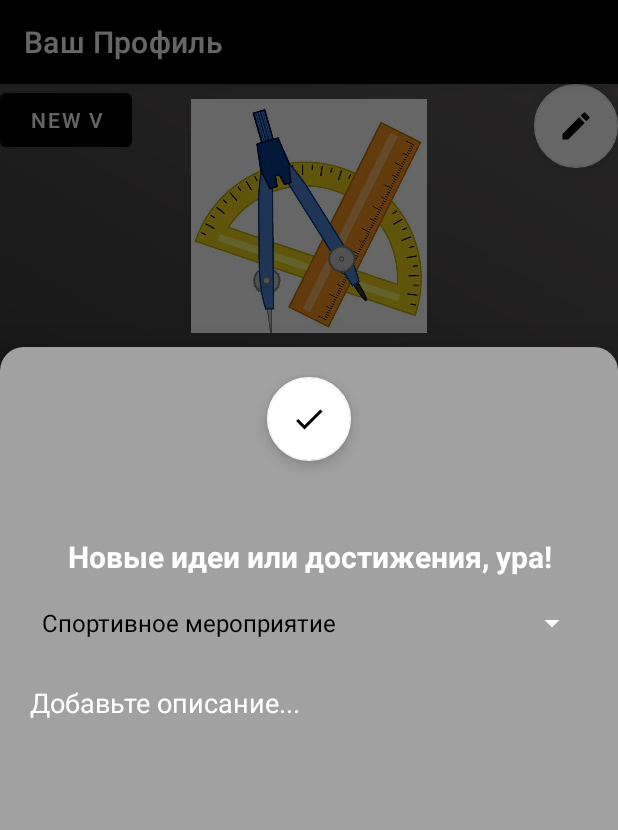
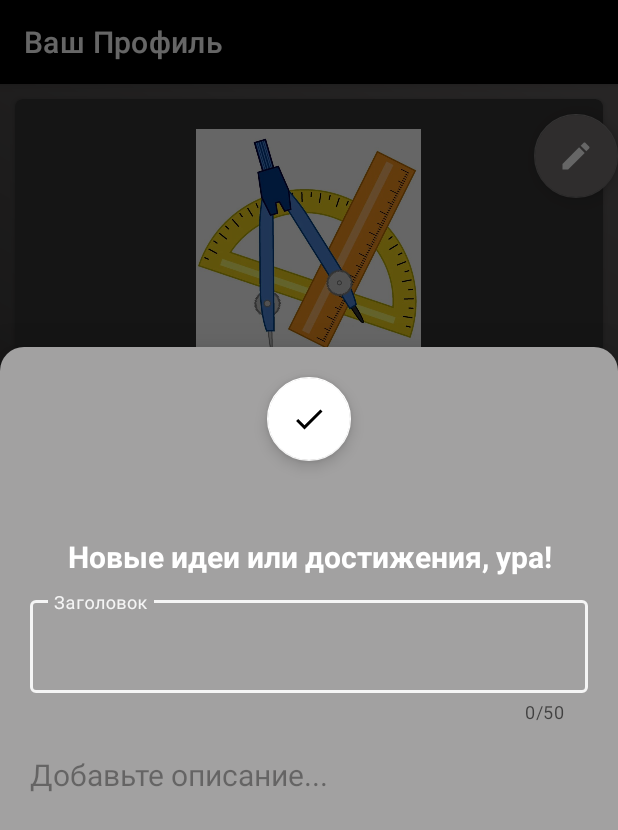
Before and after one commit to meindokuse/Messeger, an Android app: the fragment FragmentForEditEvents placed in its activity, item 2 of the bottom bar chosen, on a phone screen of 412 x 824 dp. Shown: the top 830 px of the screen. Run offline under Robolectric (Android 15) with nearby library versions, the phone set to English and light mode, and no system bars; our stand-ins replace navigation-ui; pictures from the network do not load.

Commit message:
New profile

```diff
--- a/app/src/main/java/com/example/myapplication/chats/ListOfChatsFragment.kt
+++ b/app/src/main/java/com/example/myapplication/chats/ListOfChatsFragment.kt
@@ -116,7 +116,7 @@ class ListOfChatsFragment : Fragment() {
         activity.supportActionBar?.setDisplayHomeAsUpEnabled(false)
         handler = Handler()
 
-        adapter = RvChats()
+        adapter = RvChats(requireContext())
         binding.ListChats.layoutManager = LinearLayoutManager(requireContext())
         binding.ListChats.adapter = adapter
 
--- a/app/src/main/java/com/example/myapplication/chats/RvChats.kt
+++ b/app/src/main/java/com/example/myapplication/chats/RvChats.kt
@@ -1,5 +1,6 @@
 package com.example.myapplication.chats
 
+import android.content.Context
 import android.view.ActionMode
 import android.view.LayoutInflater
 import android.view.View
@@ -16,7 +17,7 @@ import java.text.SimpleDateFormat
 import java.util.Date
 import java.util.Locale
 
-class RvChats: RecyclerView.Adapter<RvChats.ChatHolder>() {
+class RvChats(private val context: Context): RecyclerView.Adapter<RvChats.ChatHolder>() {
     val listOfChats = ArrayList<ItemChat>()
 
     val selectionChats = HashSet<Int>()
@@ -63,10 +64,11 @@ class RvChats: RecyclerView.Adapter<RvChats.ChatHolder>() {
             binding.NameWhoWtiteText.text=chat.nickname
             binding.LastMesText.text=chat.lastMes
 
-            Glide.with(binding.root.context)
+            Glide.with(context)
                 .load(chat.foto)
                 .apply(RequestOptions.bitmapTransform(CircleCrop()))
-                .into(binding.FotoWhoWrite)
+                .override(300, 300)
+            .into(binding.FotoWhoWrite)
 
             val sdf = SimpleDateFormat("dd/MM/yyyy HH:mm", Locale.getDefault())
             val formattedDate = sdf.format(Date(chat.time))
--- a/app/src/main/java/com/example/myapplication/profile/FragmentForEditEvents.kt
+++ b/app/src/main/java/com/example/myapplication/profile/FragmentForEditEvents.kt
@@ -53,26 +53,28 @@ class FragmentForEditEvents : BottomSheetDialogFragment() {
 
 
 
-        adapter = ArrayAdapter.createFromResource(requireContext(),R.array.varinats_for_events,android.R.layout.simple_spinner_item)
-        adapter.setDropDownViewResource(android.R.layout.simple_spinner_dropdown_item)
-        binding.VariantsForEvents.setAdapter(adapter)
+//        adapter = ArrayAdapter.createFromResource(requireContext(),R.array.varinats_for_events,android.R.layout.simple_spinner_item)
+//        adapter.setDropDownViewResource(android.R.layout.simple_spinner_dropdown_item)
+//        binding.VariantsForEvents.setAdapter(adapter)
+//
+//        binding.VariantsForEvents.onItemSelectedListener = object : AdapterView.OnItemSelectedListener {
+//            override fun onItemSelected(parent: AdapterView<*>?, view: View?, position: Int, id: Long) {
+//                selectedValue = parent?.getItemAtPosition(position).toString()
+//            }
+//            override fun onNothingSelected(parent: AdapterView<*>?) {
+//            }
+//        }
 
-        binding.VariantsForEvents.onItemSelectedListener = object : AdapterView.OnItemSelectedListener {
-            override fun onItemSelected(parent: AdapterView<*>?, view: View?, position: Int, id: Long) {
-                selectedValue = parent?.getItemAtPosition(position).toString()
-            }
-            override fun onNothingSelected(parent: AdapterView<*>?) {
-            }
-        }
 
 
         binding.doneButton.setOnClickListener {
             Log.d("MyLog","${DataModel.userEvents.value}")
             if(!Empty()){
+                val title = binding.titileForEvent.text.toString()
 
                 val desc = binding.DescriptionForEvent.text.toString()
                 val uniqueKey = UUID.randomUUID().toString()
-                val event = Event(uniqueKey,selectedValue,desc)
+                val event = Event(uniqueKey,title,desc)
                 DataModel.addEventToReposetory(event,1)
 
                 dismiss()
--- a/app/src/main/java/com/example/myapplication/profile/ProfileFragment.kt
+++ b/app/src/main/java/com/example/myapplication/profile/ProfileFragment.kt
@@ -11,6 +11,7 @@ import android.view.ViewGroup
 import android.view.WindowManager
 import android.widget.Toast
 import androidx.appcompat.app.AppCompatActivity
+import androidx.core.content.ContextCompat
 import androidx.fragment.app.activityViewModels
 import androidx.navigation.fragment.findNavController
 import androidx.recyclerview.widget.LinearLayoutManager
@@ -22,6 +23,7 @@ import com.example.myapplication.UniversalAdapter
 import com.example.myapplication.constanse
 import com.example.myapplication.profile.rcview.EventListAdapter
 import com.example.myapplication.databinding.FragmentBlankBinding
+import com.example.myapplication.databinding.FragmentProfileBinding
 import com.example.myapplication.elements.Event
 import com.example.myapplication.profile.rcview.ItemListener
 import com.example.myapplication.reposetory.LocalReposetoryHelper
@@ -44,7 +46,7 @@ class ProfileFragment : Fragment() {
     val fragmentForEditEvents = FragmentForEditEvents()
     val editFragmentForProfile = EditFragmentForProfile()
 
-    private lateinit var binding:FragmentBlankBinding
+    private lateinit var binding:FragmentProfileBinding
     lateinit var adapter: UniversalAdapter<Event>
     private val DataModel: MyViewModel by activityViewModels{
         MyViewModelFactory(LocalReposetoryHelper(requireContext()),requireActivity().application)
@@ -54,7 +56,7 @@ class ProfileFragment : Fragment() {
         savedInstanceState: Bundle?
     ): View {
         // Inflate the layout for this fragment
-        binding = FragmentBlankBinding.inflate(inflater)
+        binding = FragmentProfileBinding.inflate(inflater)
         activity?.window?.setSoftInputMode(WindowManager.LayoutParams.SOFT_INPUT_ADJUST_NOTHING)
         return binding.root
     }
@@ -68,27 +70,27 @@ class ProfileFragment : Fragment() {
             }
         },constanse.KEY_FOR_POSTS)
 
-        binding.RcView.layoutManager = LinearLayoutManager(activity)
-        binding.RcView.adapter = adapter
-        binding.RcView.isNestedScrollingEnabled = false
+        binding.postsRecyclerView.layoutManager = LinearLayoutManager(activity)
+        binding.postsRecyclerView.adapter = adapter
+        binding.postsRecyclerView.isNestedScrollingEnabled = false
 
         init()
 
-        binding.EditProfileButton.setOnClickListener {
+        binding.EditProfile.setOnClickListener {
             editFragmentForProfile.show(childFragmentManager,  editFragmentForProfile.tag)
         }
-        binding.EditNowAcivities.setOnClickListener {
+        binding.AddEventButton.setOnClickListener {
             fragmentForEditEvents.show(childFragmentManager,fragmentForEditEvents.tag)
             EditEventTime = true
         }
-        binding.buttonNewV.setOnClickListener {
-            findNavController().navigate(R.id.action_profileFragment_to_blankFragmentForTest)
-        }
+
 
 
 
     }
     private fun init() {
+        binding.EditProfile.setColorFilter(ContextCompat.getColor(requireContext(),R.color.white))
+
         if(DataModel.userEvents.value != null) {
             adapter.addListData(DataModel.userEvents.value!!)
         }else
@@ -102,14 +104,14 @@ class ProfileFragment : Fragment() {
                 .load(it.avatar)
                 .error(R.drawable.profile_foro)
                 .apply(RequestOptions.bitmapTransform(CircleCrop()))
-                .into(binding.AvatarImage)
+                .into(binding.profileImage)
 
-            binding.FirstNameText.text = it.firstname
-            binding.SecondNameText.text = it.secondname
-            binding.SchoolText.text = it.scholl
-            binding.AgeText.text = it.age
-            binding.CityText.text = it.city
-            binding.ClassText.text = it.targetClass
+            binding.firstName.text = it.firstname
+            binding.secondName.text = it.secondname
+            binding.schoolText.text = it.scholl
+            binding.ageText.text = it.age
+            binding.cityText.text = it.city
+            binding.classText.text = it.targetClass
 
         }
 
--- /dev/null
+++ b/app/src/main/res/drawable/baseline_play_arrow_24.xml
@@ -0,0 +1,5 @@
+<vector android:height="24dp" android:tint="#000000"
+    android:viewportHeight="24" android:viewportWidth="24"
+    android:width="24dp" xmlns:android="http://schemas.android.com/apk/res/android">
+    <path android:fillColor="@android:color/white" android:pathData="M8,5v14l11,-7z"/>
+</vector>
--- a/app/src/main/res/layout/fragment_blank.xml
+++ b/app/src/main/res/layout/fragment_blank.xml
@@ -5,12 +5,6 @@
     android:layout_width="match_parent"
     android:layout_height="match_parent"
     tools:context=".profile.ProfileFragment">
-
-    <Button
-        android:id="@+id/buttonNewV"
-        android:layout_width="wrap_content"
-        android:layout_height="wrap_content"
-        android:text="New V" />
 
     <com.google.android.material.floatingactionbutton.FloatingActionButton
         android:id="@+id/EditNowAcivities"
--- a/app/src/main/res/layout/fragment_for_edit_events.xml
+++ b/app/src/main/res/layout/fragment_for_edit_events.xml
@@ -33,13 +33,24 @@
             android:textSize="20sp"
             android:textStyle="bold" />
 
-        <Spinner
-            android:id="@+id/VariantsForEvents"
-            style="@style/MySpinnerStyle"
+        <com.google.android.material.textfield.TextInputLayout
+            app:counterEnabled="true"
+            app:counterMaxLength="50"
             android:layout_width="match_parent"
-            android:layout_height="41dp"
+            android:layout_height="wrap_content"
             android:layout_margin="10dp"
-            android:backgroundTint="@color/white" />
+            style="@style/Widget.MaterialComponents.TextInputLayout.OutlinedBox">
+
+
+            <com.google.android.material.textfield.TextInputEditText
+                android:id="@+id/titileForEvent"
+                android:layout_width="match_parent"
+                android:layout_height="wrap_content"
+                android:hint="Заголовок"
+                android:inputType="text"
+                android:textColor="@color/white"
+                android:textSize="20sp" />
+        </com.google.android.material.textfield.TextInputLayout>
 
         <EditText
             android:id="@+id/DescriptionForEvent"
@@ -52,7 +63,8 @@
             android:hint="Добавьте описание..."
             android:inputType="textMultiLine"
             android:textColor="@color/white"
-            android:textColorHint="@color/white" />
+            android:textSize="20sp"
+            android:textColorHint="#60000000" />
 
     </LinearLayout>
 
--- a/app/src/main/res/layout/fragment_blank_for_test.xml
+++ b/app/src/main/res/layout/fragment_profile.xml
@@ -50,7 +50,7 @@
                         android:src="@drawable/profile_foro" />
 
                     <TextView
-                        android:id="@+id/textView15"
+                        android:id="@+id/firstName"
                         android:layout_width="match_parent"
                         android:layout_height="wrap_content"
                         android:layout_margin="5dp"
@@ -61,7 +61,7 @@
                         android:textStyle="bold" />
 
                     <TextView
-                        android:id="@+id/textView16"
+                        android:id="@+id/secondName"
                         android:layout_width="match_parent"
                         android:layout_height="wrap_content"
                         android:layout_margin="5dp"
@@ -101,7 +101,7 @@
                     <!-- Левый нижний угол -->
 
                     <TextView
-                        android:id="@+id/textViewTopLeft"
+                        android:id="@+id/ageText"
                         android:layout_width="150dp"
                         android:layout_height="wrap_content"
                         android:layout_marginStart="16dp"
@@ -109,13 +109,13 @@
                         android:text="Возраст"
                         android:textColor="@color/white"
                         android:textSize="20sp"
-                        app:layout_constraintBottom_toTopOf="@+id/textViewBottomLeft"
+                        app:layout_constraintBottom_toTopOf="@+id/schoolText"
                         app:layout_constraintStart_toStartOf="parent"
                         app:layout_constraintTop_toTopOf="parent"
                         app:layout_constraintVertical_bias="0.0" />
 
                     <TextView
-                        android:id="@+id/textViewBottomLeft"
+                        android:id="@+id/schoolText"
                         android:layout_width="150dp"
                         android:layout_height="wrap_content"
                         android:textColor="@color/white"
@@ -130,7 +130,7 @@
 
                     <!-- Правый нижний угол -->
                     <TextView
-                        android:id="@+id/textViewTopRight"
+                        android:id="@+id/cityText"
                         android:layout_width="150dp"
                         android:layout_height="wrap_content"
                         android:textColor="@color/white"
@@ -140,11 +140,11 @@
                         android:textSize="20sp"
                         app:layout_constraintEnd_toEndOf="parent"
                         app:layout_constraintHorizontal_bias="1.0"
-                        app:layout_constraintStart_toEndOf="@+id/textViewTopLeft"
+                        app:layout_constraintStart_toEndOf="@+id/ageText"
                         app:layout_constraintTop_toTopOf="parent" />
 
                     <TextView
-                        android:id="@+id/textViewBottomRight"
+                        android:id="@+id/classText"
                         android:layout_width="150dp"
                         android:layout_height="wrap_content"
                         android:layout_marginEnd="20dp"
@@ -155,7 +155,7 @@
                         app:layout_constraintBottom_toBottomOf="parent"
                         app:layout_constraintEnd_toEndOf="parent"
                         app:layout_constraintHorizontal_bias="1.0"
-                        app:layout_constraintStart_toEndOf="@+id/textViewBottomLeft" />
+                        app:layout_constraintStart_toEndOf="@+id/schoolText" />
                 </androidx.constraintlayout.widget.ConstraintLayout>
             </androidx.cardview.widget.CardView>
 
@@ -171,7 +171,7 @@
                 android:textStyle="bold" />
 
             <Button
-                android:id="@+id/button2"
+                android:id="@+id/AddEventButton"
                 android:layout_width="wrap_content"
                 android:layout_height="wrap_content"
                 android:layout_gravity="center"
--- a/app/src/main/res/navigation/navigator.xml
+++ b/app/src/main/res/navigation/navigator.xml
@@ -12,6 +12,8 @@
         tools:layout="@layout/list_of_chats" >
         <action
             android:id="@+id/action_listOfChatsFragment_to_chat"
+            app:enterAnim="@anim/slide_in_right"
+            app:popEnterAnim="@anim/slide_in_left"
             app:destination="@id/chat" />
     </fragment>
     <fragment
@@ -27,13 +29,5 @@
         android:id="@+id/profileFragment"
         android:name="com.example.myapplication.profile.ProfileFragment"
         android:label="fragment_blank"
-        tools:layout="@layout/fragment_blank" >
-        <action
-            android:id="@+id/action_profileFragment_to_blankFragmentForTest"
-            app:destination="@id/blankFragmentForTest" />
-    </fragment>
-    <fragment
-        android:id="@+id/blankFragmentForTest"
-        android:name="com.example.myapplication.BlankFragmentForTest"
-        android:label="BlankFragmentForTest" />
+        tools:layout="@layout/fragment_blank" />
 </navigation>
```
Also changed, not shown: app/src/main/java/com/example/myapplication/BlankFragmentForTest.kt (+1 -8 lines), app/src/main/java/com/example/myapplication/UniversalAdapter.kt (+10 -15 lines), app/src/main/res/anim/slide_in_left.xml (added, +8 -0 lines), app/src/main/res/anim/slide_in_right.xml (added, +8 -0 lines), app/src/main/res/anim/slide_out_left.xml (added, +8 -0 lines), app/src/main/res/anim/slide_out_right.xml (added, +8 -0 lines), app/src/main/res/layout/event_item_sound_version.xml (added, +145 -0 lines).
